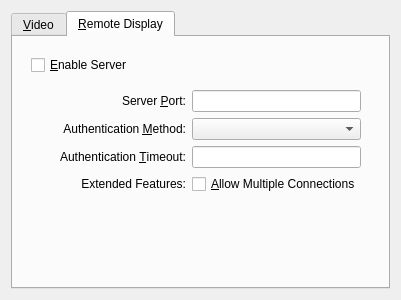
This is vbox/src/VBox/Frontends/VirtualBox/src/settings/machine/UIMachineSettingsDisplay.ui in jljuxgm/vboxgit as Qt 5 draws it before an edit. The edited form follows.
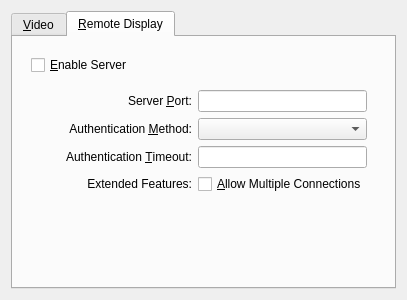
This is the edited form. The open tabs and pages were chosen to show the change. Custom widgets are drawn as their Qt base class.

Commit message:
commit_46406 ------------------------------------------------------------------------ r46406 | vboxsync | 2013-06-06 21:06:02 +0800 (Thu, 06 Jun 2013) | 1 line
FE/Qt: VM settings: Display page: .ui cleanup (part 2).
------------------------------------------------------------------------

Diff of the .ui file:
```diff
--- a/vbox/src/VBox/Frontends/VirtualBox/src/settings/machine/UIMachineSettingsDisplay.ui
+++ b/vbox/src/VBox/Frontends/VirtualBox/src/settings/machine/UIMachineSettingsDisplay.ui
@@ -290,8 +290,8 @@
       <layout class="QVBoxLayout" name="mLtVRDPPage">
        <item>
         <widget class="QWidget" name="mWtVRDP">
-         <layout class="QVBoxLayout" name="mLtVRDPItems">
-          <item>
+         <layout class="QGridLayout" name="mLtVRDPItems">
+          <item row="0" column="0" colspan="2">
            <widget class="QCheckBox" name="mCbVRDE">
             <property name="whatsThis">
              <string>When checked, the VM will act as a Remote Desktop Protocol (RDP) server, allowing remote clients to connect and operate the VM (when it is running) using a standard RDP client.</string>
@@ -304,10 +304,7 @@
             </property>
            </widget>
           </item>
-          <item>
-           <widget class="QWidget" name="mWtVRDPServer">
-            <layout class="QGridLayout" name="mLtVRDPServerItems">
-             <item row="1" column="0" rowspan="3">
+          <item row="1" column="0">
               <spacer name="mSpHor3">
                <property name="orientation">
                 <enum>Qt::Horizontal</enum>
@@ -324,6 +321,9 @@
               </spacer>
              </item>
              <item row="1" column="1">
+           <widget class="QWidget" name="mWtVRDPServer">
+            <layout class="QGridLayout" name="mLtVRDPServerItems">
+             <item row="0" column="0">
               <widget class="QLabel" name="mLbVRDPPort">
                <property name="text">
                 <string>Server &amp;Port:</string>
@@ -336,14 +336,14 @@
                </property>
               </widget>
              </item>
-             <item row="1" column="2">
+             <item row="0" column="1">
               <widget class="QLineEdit" name="mLeVRDEPort">
                <property name="whatsThis">
                 <string>The VRDP Server port number. You may specify &lt;tt&gt;0&lt;/tt&gt; (zero), to select port 3389, the standard port for RDP.</string>
                </property>
               </widget>
              </item>
-             <item row="2" column="1">
+             <item row="1" column="0">
               <widget class="QLabel" name="mLbVRDPMethod">
                <property name="text">
                 <string>Authentication &amp;Method:</string>
@@ -356,14 +356,14 @@
                </property>
               </widget>
              </item>
-             <item row="2" column="2">
+             <item row="1" column="1">
               <widget class="QComboBox" name="mCbVRDEMethod">
                <property name="whatsThis">
                 <string>Defines the VRDP authentication method.</string>
                </property>
               </widget>
              </item>
-             <item row="3" column="1">
+             <item row="2" column="0">
               <widget class="QLabel" name="mLbVRDPTimeout">
                <property name="text">
                 <string>Authentication &amp;Timeout:</string>
@@ -376,14 +376,14 @@
                </property>
               </widget>
              </item>
-             <item row="3" column="2">
+             <item row="2" column="1">
               <widget class="QLineEdit" name="mLeVRDETimeout">
                <property name="whatsThis">
                 <string>Specifies the timeout for guest authentication, in milliseconds.</string>
                </property>
               </widget>
              </item>
-             <item row="4" column="1">
+             <item row="3" column="0">
               <widget class="QLabel" name="mLbOptions2">
                <property name="text">
                 <string>Extended Features:</string>
@@ -393,7 +393,7 @@
                </property>
               </widget>
              </item>
-             <item row="4" column="2">
+             <item row="3" column="1">
               <widget class="QCheckBox" name="mCbMultipleConn">
                <property name="sizePolicy">
                 <sizepolicy hsizetype="MinimumExpanding" vsizetype="Fixed">
```
Left out of the diff: 2 changed lines with no effect on the pictures. Lines whose indentation alone changed are shown as unchanged. The commit also changes 1 other file.
